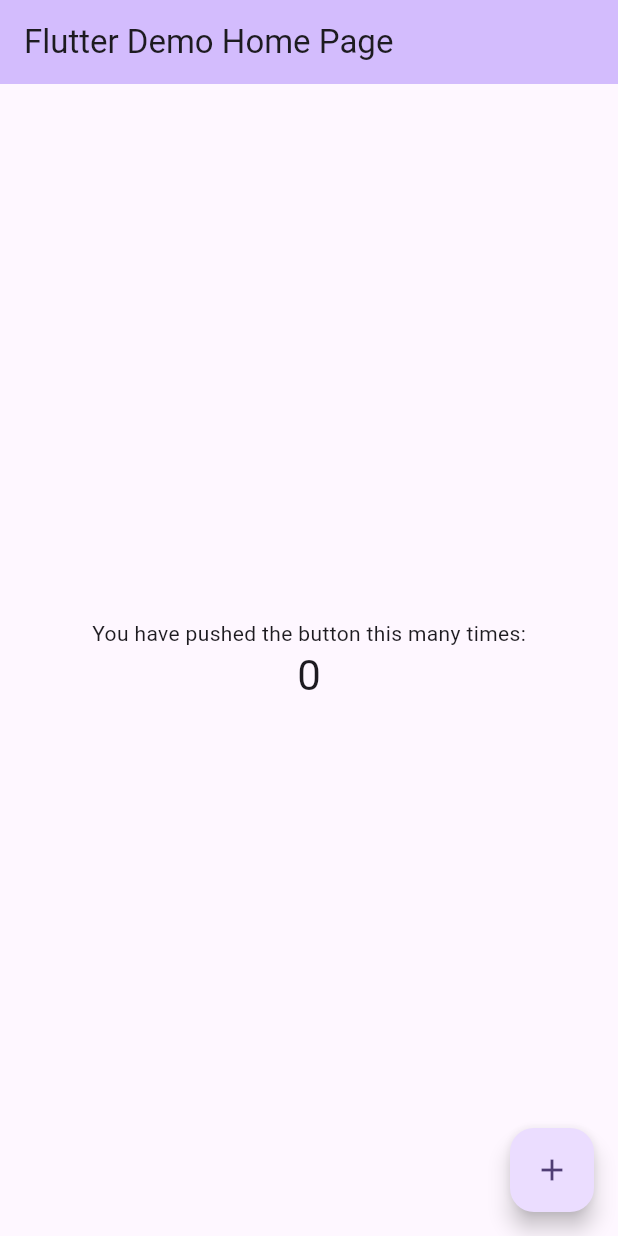
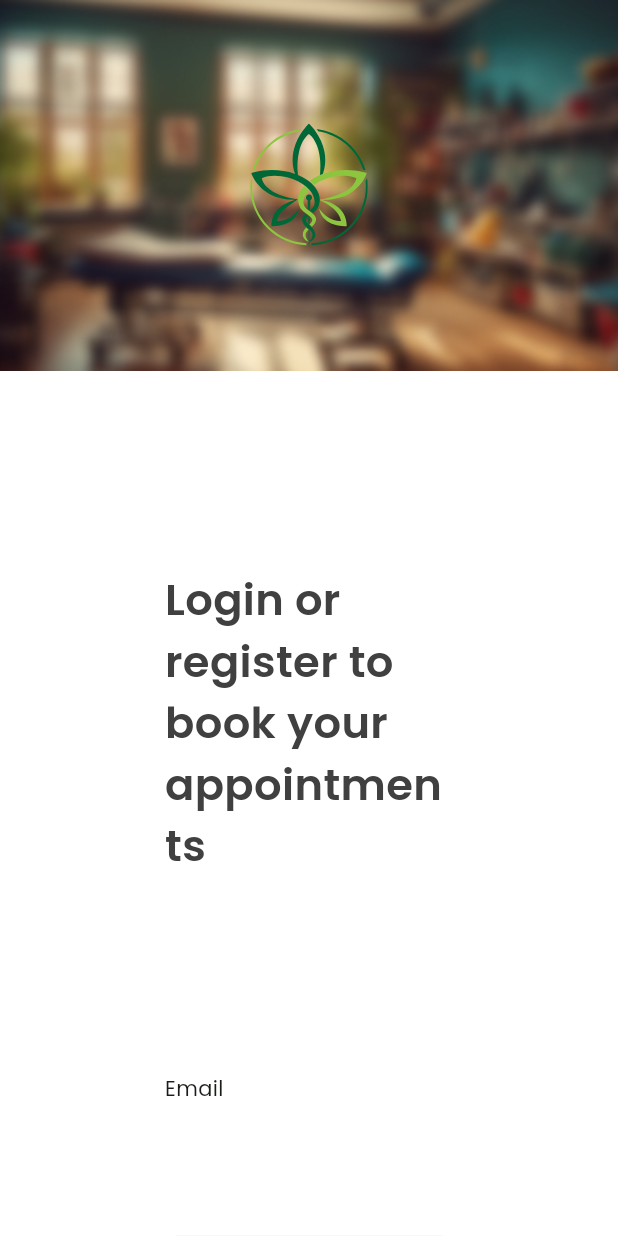
Before and after one commit to Vimalvijayakumar/amritha_ayurveda, a Flutter app: the screen it shows after launch, on a phone screen of 412 x 824 dp. Run offline on Flutter 3.47's test engine with Material 3 defaults, Android fonts, the phone set to English and light mode, and no system bars; our stand-ins replace bloc, flutter_bloc, flutter_svg, sizer.

Commit message:
started login page

```diff
--- /dev/null
+++ b/lib/data/repositories/user_repository.dart
@@ -0,0 +1 @@
+class UserRepository {}
--- a/lib/main.dart
+++ b/lib/main.dart
@@ -1,4 +1,8 @@
+import 'package:amritha_ayurveda/ui/screens/login/login.dart';
+import 'package:amritha_ayurveda/ui/screens/login/login_cubit.dart';
 import 'package:flutter/material.dart';
+import 'package:flutter_bloc/flutter_bloc.dart';
+import 'package:sizer/sizer.dart';
 
 void main() {
   runApp(const MyApp());
@@ -10,9 +14,13 @@ class MyApp extends StatelessWidget {
   // This widget is the root of your application.
   @override
   Widget build(BuildContext context) {
+    return Sizer(
+      builder: (context, orientation, screenType) {
         return MaterialApp(
-      title: 'Flutter Demo',
+          debugShowCheckedModeBanner: false,
+          title: 'Amritha Ayurveda',
           theme: ThemeData(
+            fontFamily: 'Poppins',
             // This is the theme of your application.
             //
             // TRY THIS: Try running your application with "flutter run". You'll see
@@ -28,95 +36,14 @@ class MyApp extends StatelessWidget {
             //
             // This works for code too, not just values: Most code changes can be
             // tested with just a hot reload.
-        colorScheme: ColorScheme.fromSeed(seedColor: Colors.deepPurple),
+            colorScheme: ColorScheme.fromSeed(seedColor: Colors.green),
           ),
-      home: const MyHomePage(title: 'Flutter Demo Home Page'),
+          home: BlocProvider(
+            create: (context) => LoginCubit(),
+            child: LoginScreen(),
+          ),
+        );
+      },
     );
   }
 }
-
-class MyHomePage extends StatefulWidget {
-  const MyHomePage({super.key, required this.title});
-
-  // This widget is the home page of your application. It is stateful, meaning
-  // that it has a State object (defined below) that contains fields that affect
-  // how it looks.
-
-  // This class is the configuration for the state. It holds the values (in this
-  // case the title) provided by the parent (in this case the App widget) and
-  // used by the build method of the State. Fields in a Widget subclass are
-  // always marked "final".
-
-  final String title;
-
-  @override
-  State<MyHomePage> createState() => _MyHomePageState();
-}
-
-class _MyHomePageState extends State<MyHomePage> {
-  int _counter = 0;
-
-  void _incrementCounter() {
-    setState(() {
-      // This call to setState tells the Flutter framework that something has
-      // changed in this State, which causes it to rerun the build method below
-      // so that the display can reflect the updated values. If we changed
-      // _counter without calling setState(), then the build method would not be
-      // called again, and so nothing would appear to happen.
-      _counter++;
-    });
-  }
-
-  @override
-  Widget build(BuildContext context) {
-    // This method is rerun every time setState is called, for instance as done
-    // by the _incrementCounter method above.
-    //
-    // The Flutter framework has been optimized to make rerunning build methods
-    // fast, so that you can just rebuild anything that needs updating rather
-    // than having to individually change instances of widgets.
-    return Scaffold(
-      appBar: AppBar(
-        // TRY THIS: Try changing the color here to a specific color (to
-        // Colors.amber, perhaps?) and trigger a hot reload to see the AppBar
-        // change color while the other colors stay the same.
-        backgroundColor: Theme.of(context).colorScheme.inversePrimary,
-        // Here we take the value from the MyHomePage object that was created by
-        // the App.build method, and use it to set our appbar title.
-        title: Text(widget.title),
-      ),
-      body: Center(
-        // Center is a layout widget. It takes a single child and positions it
-        // in the middle of the parent.
-        child: Column(
-          // Column is also a layout widget. It takes a list of children and
-          // arranges them vertically. By default, it sizes itself to fit its
-          // children horizontally, and tries to be as tall as its parent.
-          //
-          // Column has various properties to control how it sizes itself and
-          // how it positions its children. Here we use mainAxisAlignment to
-          // center the children vertically; the main axis here is the vertical
-          // axis because Columns are vertical (the cross axis would be
-          // horizontal).
-          //
-          // TRY THIS: Invoke "debug painting" (choose the "Toggle Debug Paint"
-          // action in the IDE, or press "p" in the console), to see the
-          // wireframe for each widget.
-          mainAxisAlignment: MainAxisAlignment.center,
-          children: <Widget>[
-            const Text('You have pushed the button this many times:'),
-            Text(
-              '$_counter',
-              style: Theme.of(context).textTheme.headlineMedium,
-            ),
-          ],
-        ),
-      ),
-      floatingActionButton: FloatingActionButton(
-        onPressed: _incrementCounter,
-        tooltip: 'Increment',
-        child: const Icon(Icons.add),
-      ), // This trailing comma makes auto-formatting nicer for build methods.
-    );
-  }
-}
--- /dev/null
+++ b/lib/ui/screens/login/login.dart
@@ -0,0 +1,86 @@
+import 'package:amritha_ayurveda/utils/colors.dart';
+import 'package:flutter/material.dart';
+import 'package:flutter_svg/svg.dart';
+import 'package:sizer/sizer.dart';
+
+class LoginScreen extends StatelessWidget {
+  const LoginScreen({super.key});
+
+  @override
+  Widget build(BuildContext context) {
+    return Scaffold(
+      backgroundColor: AppColors.backgroundColor,
+      body: Column(
+        children: [
+          Container(
+            decoration: BoxDecoration(
+              color: Colors.white,
+              image: const DecorationImage(
+                image: AssetImage("assets/images/login_backgroundimage.png"),
+                fit: BoxFit.cover,
+              ),
+            ),
+            height: 30.h,
+            width: 100.w,
+            child: Center(
+              child: SizedBox(
+                height: 20.w,
+                width: 20.w,
+                child: SvgPicture.asset("assets/images/logo.svg"),
+              ),
+            ),
+          ),
+          SingleChildScrollView(
+            child: Expanded(
+              child: Padding(
+                padding: EdgeInsets.symmetric(
+                  horizontal: 0.25.dp,
+                  vertical: 0.30.dp,
+                ),
+                child: Column(
+                  crossAxisAlignment: CrossAxisAlignment.start,
+                  children: [
+                    Text(
+                      "Login or register to book your appointments",
+                      style: TextStyle(
+                        fontSize: 22.sp,
+                        fontWeight: FontWeight.w600,
+                        color: AppColors.textColor,
+                      ),
+                    ),
+                    SizedBox(height: 0.3.dp),
+                    Text("Email"),
+                    SizedBox(height: 0.2.dp),
+                    TextFormField(
+                      keyboardType: TextInputType.emailAddress,
+                      decoration: InputDecoration(
+                        filled: true,
+                        fillColor: AppColors.inputBoxColor,
+                        border: OutlineInputBorder(
+                          borderRadius: BorderRadius.circular(8),
+                          borderSide: BorderSide(color: AppColors.borderColor),
+                        ),
+                        enabledBorder: OutlineInputBorder(
+                          borderRadius: BorderRadius.circular(8),
+                          borderSide: BorderSide(color: AppColors.borderColor),
+                        ),
+                        focusedBorder: OutlineInputBorder(
+                          borderRadius: BorderRadius.circular(8),
+                          borderSide: BorderSide(
+                            color: AppColors.borderColor,
+                            width: 2,
+                          ),
+                        ),
+                        hintText: 'Enter your email',
+                      ),
+                    ),
+                  ],
+                ),
+              ),
+            ),
+          ),
+        ],
+      ),
+    );
+  }
+}
--- /dev/null
+++ b/lib/ui/screens/login/login_cubit.dart
@@ -0,0 +1,8 @@
+import 'package:bloc/bloc.dart';
+import 'package:meta/meta.dart';
+
+part 'login_state.dart';
+
+class LoginCubit extends Cubit<LoginState> {
+  LoginCubit() : super(LoginInitial());
+}
--- /dev/null
+++ b/lib/ui/screens/login/login_state.dart
@@ -0,0 +1,6 @@
+part of 'login_cubit.dart';
+
+@immutable
+sealed class LoginState {}
+
+final class LoginInitial extends LoginState {}
--- a/lib/utils/colors.dart
+++ b/lib/utils/colors.dart
@@ -4,6 +4,6 @@ class AppColors {
   static const primaryColor = Color(0xff006837);
   static const backgroundColor = Color(0xffFFFFFF);
   static const textColor = Color(0xff404040);
-  static const inputBoxColor = Color(0xffD9D9D9);
-  static const grayColor = Color(0xffA4B5CA);
+  static const inputBoxColor = Color(0xfff5f5f5);
+  static const borderColor = Color(0xffEDEDED);
 }
```
Also changed, not shown: pubspec.yaml (+22 -11 lines), assets/fonts/Poppins-Bold.ttf (added), assets/fonts/Poppins-Light.ttf (added), assets/fonts/Poppins-Medium.ttf (added), assets/fonts/Poppins-Regular.ttf (added), assets/fonts/Poppins-SemiBold.ttf (added), assets/fonts/Poppins-Thin.ttf (added), assets/images/login_backgroundimage.png (added), assets/images/logo.svg (added), pubspec.lock, 3 other files. Lines whose indentation alone changed are shown as unchanged.
